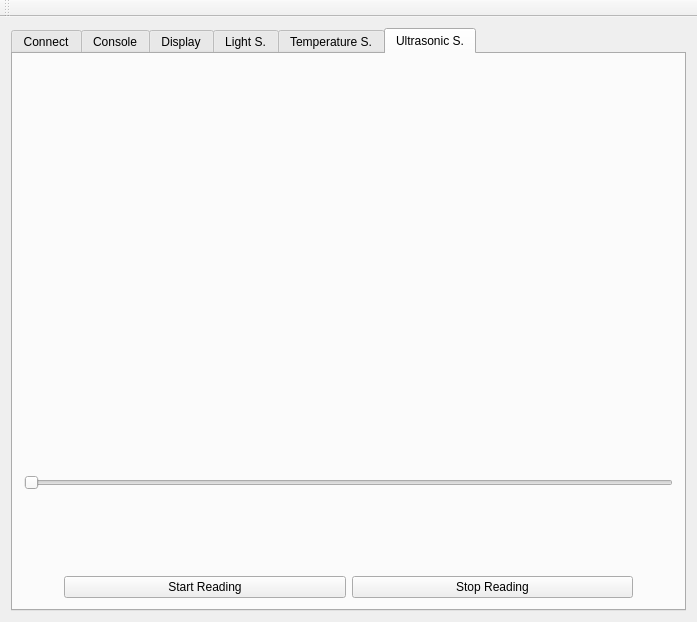
Before: the Qt Designer form PyQt2ArduinoGUI/PyQt2Arduino-GUI.ui in VRB95/PyQt2Arduino, drawn with Qt 5.
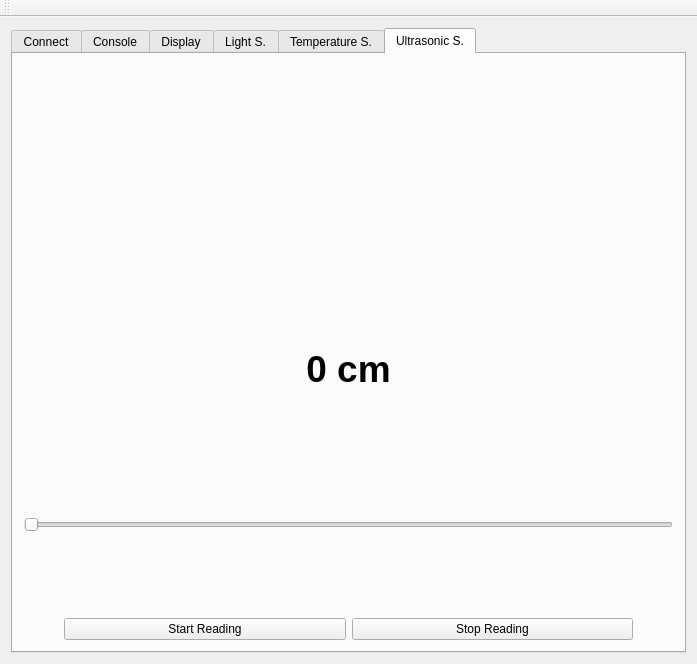
After: the same form once the commit is applied. Icons and pictures are not drawn.

Commit message: mod tab nr. 6

The edit to the form file:
```diff
--- a/PyQt2ArduinoGUI/PyQt2Arduino-GUI.ui
+++ b/PyQt2ArduinoGUI/PyQt2Arduino-GUI.ui
@@ -7,7 +7,7 @@
     <x>0</x>
     <y>0</y>
     <width>697</width>
-    <height>622</height>
+    <height>664</height>
    </rect>
   </property>
   <property name="windowTitle">
@@ -901,7 +901,7 @@
             <property name="sizeHint" stdset="0">
              <size>
               <width>20</width>
-              <height>80</height>
+              <height>60</height>
              </size>
             </property>
            </spacer>
@@ -944,14 +944,17 @@
              <widget class="QLabel" name="ultrasonic_label">
               <property name="font">
                <font>
-                <pointsize>24</pointsize>
+                <family>Arial</family>
+                <pointsize>28</pointsize>
+                <weight>75</weight>
+                <bold>true</bold>
                </font>
               </property>
               <property name="frameShape">
                <enum>QFrame::NoFrame</enum>
               </property>
               <property name="text">
-               <string/>
+               <string>0 cm</string>
               </property>
               <property name="alignment">
                <set>Qt::AlignCenter</set>
```
Left out of the diff: 2 changed lines with no effect on the pictures. The commit also changes 1 other file.
